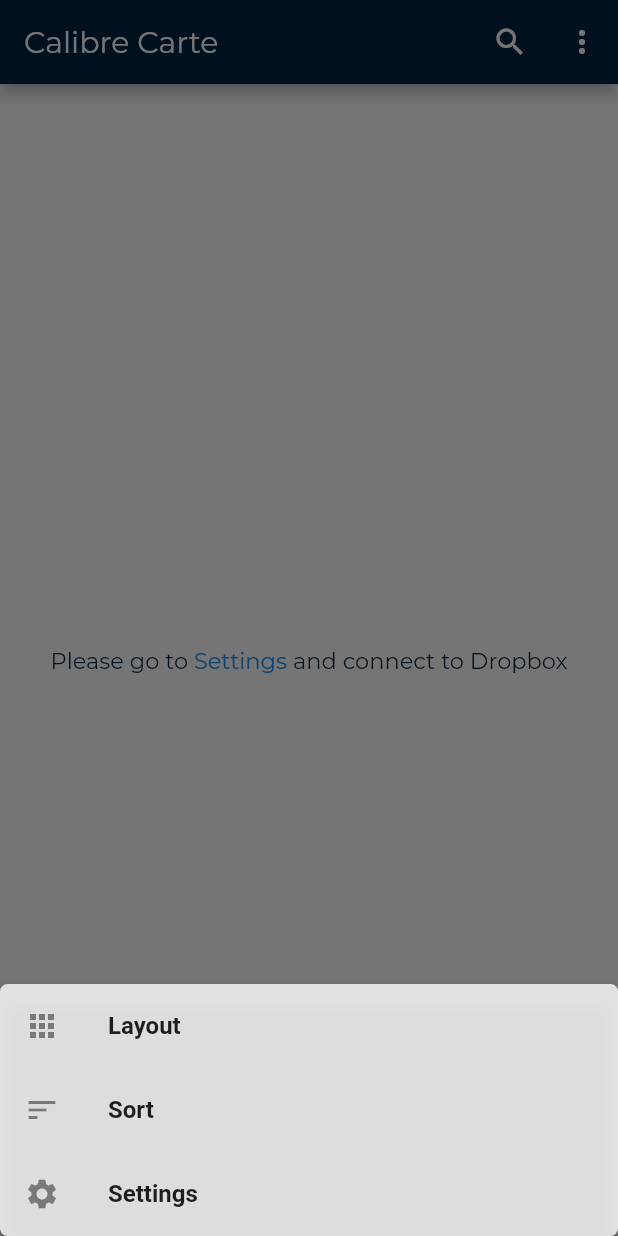
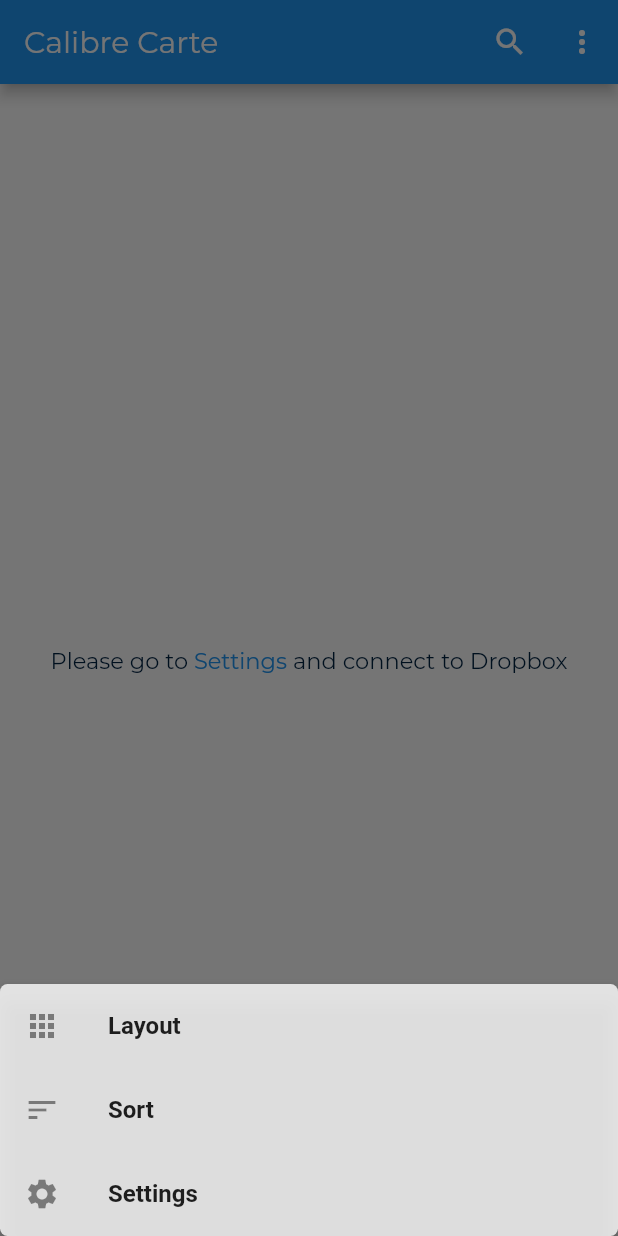
Before and after one commit to Exlaza/CalibreCarte, a Flutter app: the screen it shows after launch, after a tap on the "more vert" icon, on a phone screen of 412 x 824 dp. Run offline on Flutter 3.47's test engine with Material 2 defaults, Android fonts, the phone set to English and light mode, and no system bars; our stand-ins replace dio, flutter_html, open_file, permission_handler, rxdart, shared_preferences and 4 more; missing offline and left inert: directory_picker; accounts and stored records are empty; statements that could not run were skipped; project files that could hold a hidden picture were left out.

Commit message:
refactor: added a few more constants

```diff
--- a/lib/homepage.dart
+++ b/lib/homepage.dart
@@ -257,10 +257,7 @@ class _MyHomePageState extends State<MyHomePage> {
     });
   }
 
-  Widget _appBarTitle = const Text(
-    "Calibre Carte",
-    style: TextStyle(fontFamily: 'Montserrat', color: Colors.white),
-  );
+
 
   textScaleFactor(BuildContext context) {
     if (MediaQuery.of(context).size.height > 610) {
@@ -275,8 +272,13 @@ class _MyHomePageState extends State<MyHomePage> {
     Update update = Provider.of(context);
     String searchFilter = update.searchFilter;
     ColorTheme colortheme = Provider.of(context);
-    print("rebuilding homepage");
-    print("height");
+
+    Widget _appBarTitle = const Text(
+      "Calibre Carte",
+      style: TextStyle(fontFamily: 'Montserrat', color: colortheme.),
+    );
+
+
     print(MediaQuery.of(context).size.height);
     return MediaQuery(
       data: MediaQuery.of(context)
@@ -285,7 +287,7 @@ class _MyHomePageState extends State<MyHomePage> {
         child: Scaffold(
             backgroundColor: colortheme.descriptionBackground,
             appBar:
-                AppBar(backgroundColor: Color(0xff002242), title: _appBarTitle,
+                AppBar(backgroundColor: colortheme.appBarColor, title: _appBarTitle,
 //              leading:
                     actions: <Widget>[
                   // action button
--- a/lib/providers/color_theme_provider.dart
+++ b/lib/providers/color_theme_provider.dart
@@ -8,7 +8,12 @@ Color _colorFromHex(String hexColor) {
 
 const String TILE1_DARK = "#08121c";
 const String TILE2_DARK = "#132436";
-const String DESCRIPTION_TEXT_DARK = "#eeeeee";
+const String HEADER_TEXT_DARK = "#eeeeee";
+const String DESCRIPTION_BG_DARK = "";
+const String SETTING_BG_DARK = "";
+const String SETTINGS_TILE_DARK = "";
+const String APP_BAR_DARK = "#FED428";
+const String APP_BAR_TITLE_DARK = "#242725";
 
 
 class ColorTheme with ChangeNotifier{
@@ -22,9 +27,14 @@ class ColorTheme with ChangeNotifier{
   Color _subHeaderText;
   Color _iconColor=Color(0xffFED962);
   Color _di;
+  Color _appBarColor;
+  Color _appBarTitleColor;
+
   ColorTheme(this._darkMode){
     if(_darkMode==true){
 //      _tileColor1=Colors.black87;
+      _appBarColor=_colorFromHex(APP_BAR_DARK);
+      _appBarTitleColor=_colorFromHex(APP_BAR_TITLE_DARK);
       _tileColor1=_colorFromHex(TILE1_DARK);
 //      _tileColor2=Colors.black;
       _tileColor2=_colorFromHex(TILE2_DARK);
@@ -35,7 +45,7 @@ class ColorTheme with ChangeNotifier{
       _settingsBackground=Color(0xff132436);
 //      _headerText=Colors.white;
 //    _headerText=Color(0xfff6c90e);
-      _headerText=_colorFromHex(DESCRIPTION_TEXT_DARK);
+      _headerText=_colorFromHex(HEADER_TEXT_DARK);
 //    _subHeaderText=Color(0xffeeeeee);
       _subHeaderText=Color(0xff6b778d);
       _settingsTile=Colors.grey;
@@ -60,8 +70,10 @@ class ColorTheme with ChangeNotifier{
   bool get darkMode => _darkMode;
 
   void darkModeOn(){
+    _appBarColor=_colorFromHex(APP_BAR_DARK);
 //      _tileColor1=Colors.black87;
     _tileColor1=_colorFromHex(TILE1_DARK);
+    _appBarTitleColor=_colorFromHex(APP_BAR_TITLE_DARK);
 //      _tileColor2=Colors.black;
     _tileColor2=_colorFromHex(TILE2_DARK);
     _descriptionBackground=Colors.black;
@@ -69,7 +81,7 @@ class ColorTheme with ChangeNotifier{
     _settingsBackground=Color(0xff303841);
 //      _headerText=Colors.white;
 //    _headerText=Color(0xfff6c90e);
-    _headerText=_colorFromHex(DESCRIPTION_TEXT_DARK);
+    _headerText=_colorFromHex(HEADER_TEXT_DARK);
 //    _subHeaderText=Color(0xffeeeeee);
     _subHeaderText=Color(0xff6b778d);
     _settingsTile=Colors.grey;
@@ -114,4 +126,8 @@ class ColorTheme with ChangeNotifier{
 
   Color get di => _di;
 
+  Color get appBarColor => _appBarColor;
+
+  Color get appBarTitleColor => _appBarTitleColor;
+
 }
```
Also changed, not shown: 1 other file.
